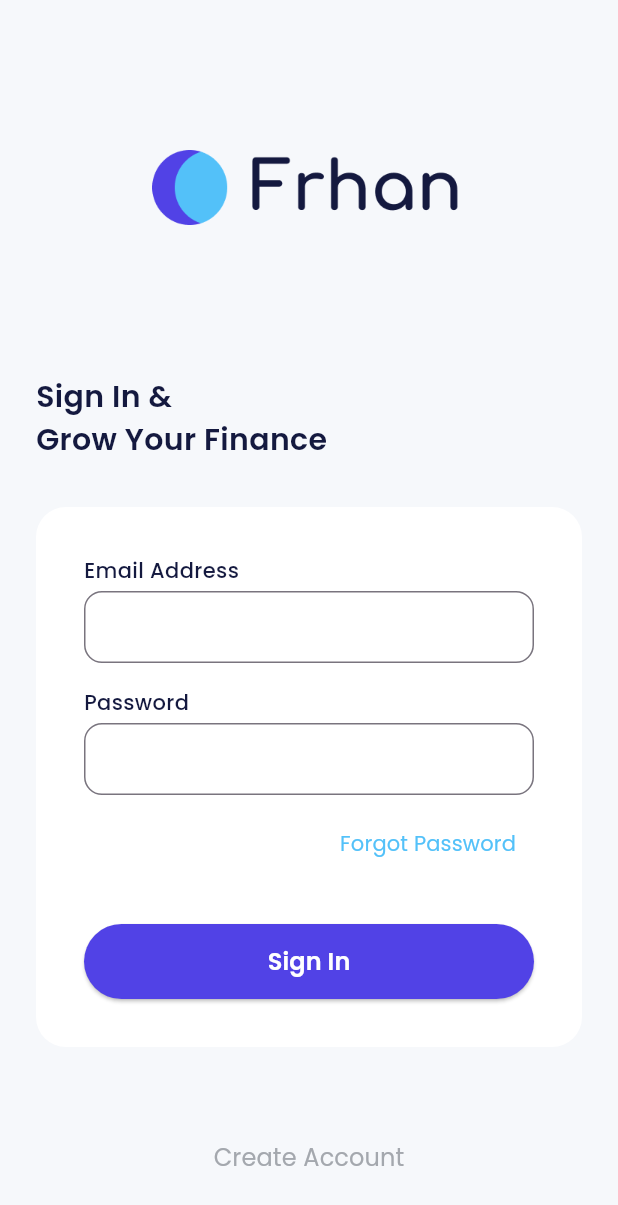
After one commit to ariqfrhan/bwa_bank_frhan, a Flutter app: the SigninScreen screen opened directly, on a phone screen of 412 x 824 dp. The commit adds this screen. Shown: the top 1205 px of the screen. Run offline on Flutter 3.47's test engine with Material 3 defaults, Android fonts, the light colour scheme and no system bars; our stand-ins replace carousel_slider, google_fonts.

Commit message:
`feat` : (slicing) login page

```diff
--- a/lib/shared/theme.dart
+++ b/lib/shared/theme.dart
@@ -8,7 +8,7 @@ Color purpleColor = const Color(0xff5142E6);
 Color pinkColor = const Color(0xffFF2566);
 Color blueColor = const Color(0xff53C1F9);
 Color greenColor = const Color(0xff22B07D);
-Color lightBg = const Color(0xffE5E5E5);
+Color lightBg = const Color(0xffF6F8FB);
 Color darkBg = const Color(0xff020518);
 
 TextStyle blackText = GoogleFonts.poppins(
@@ -31,6 +31,10 @@ TextStyle greenText = GoogleFonts.poppins(
   color: greenColor
 );
 
+TextStyle purpleText = GoogleFonts.poppins(
+  color: purpleColor
+);
+
 FontWeight light = FontWeight.w300;
 FontWeight regular = FontWeight.w400;
 FontWeight medium = FontWeight.w500;
--- a/lib/views/pages/onboarding_screen.dart
+++ b/lib/views/pages/onboarding_screen.dart
@@ -1,4 +1,5 @@
 import 'package:bwa_bank_frhan/shared/theme.dart';
+import 'package:bwa_bank_frhan/views/pages/signin_screen.dart';
 import 'package:carousel_slider/carousel_slider.dart';
 import 'package:flutter/material.dart';
 
@@ -104,7 +105,9 @@ class _OnboardingScreenState extends State<OnboardingScreen> {
                                 ),
                               ),
                             ),
-                            TextButton(onPressed: (){},
+                            TextButton(onPressed: (){
+                              Navigator.push(context, MaterialPageRoute(builder: (context) => const SigninScreen(),));
+                            },
                             child: Text("Sign In", style: greyText.copyWith(
                               fontSize: 16,
                               fontWeight: semibold
--- /dev/null
+++ b/lib/views/pages/signin_screen.dart
@@ -0,0 +1,121 @@
+import 'package:bwa_bank_frhan/shared/theme.dart';
+import 'package:flutter/material.dart';
+
+class SigninScreen extends StatelessWidget {
+  const SigninScreen({super.key});
+
+  @override
+  Widget build(BuildContext context) {
+    return Scaffold(
+      backgroundColor: lightBg,
+      body: ListView(
+        padding: const EdgeInsets.symmetric(horizontal: 24),
+        children: [
+          Container(
+            width: 155,
+            height: 50,
+            margin: const EdgeInsets.symmetric(vertical: 100),
+            decoration: const BoxDecoration(
+                image: DecorationImage(
+                    image: AssetImage('assets/logo_light.png'))),
+          ),
+          Text(
+            "Sign In &\nGrow Your Finance",
+            style: blackText.copyWith(fontSize: 20, fontWeight: semibold),
+          ),
+          const SizedBox(
+            height: 30,
+          ),
+          Container(
+            padding: const EdgeInsets.all(32),
+            decoration: BoxDecoration(
+                borderRadius: BorderRadius.circular(20), color: whiteColor),
+            child: Column(
+              children: [
+                Column(
+                  crossAxisAlignment: CrossAxisAlignment.start,
+                  children: [
+                    Text(
+                      'Email Address',
+                      style: blackText.copyWith(fontWeight: medium),
+                    ),
+                    const SizedBox(
+                      height: 4,
+                    ),
+                    TextField(
+                      decoration: InputDecoration(
+                          focusColor: blueColor,
+                          border: OutlineInputBorder(
+                              borderRadius: BorderRadius.circular(12)),
+                          contentPadding: const EdgeInsets.all(12)),
+                    ),
+                  ],
+                ),
+                const SizedBox(
+                  height: 16,
+                ),
+                Column(
+                  crossAxisAlignment: CrossAxisAlignment.start,
+                  children: [
+                    Text(
+                      'Password',
+                      style: blackText.copyWith(fontWeight: medium),
+                    ),
+                    const SizedBox(
+                      height: 4,
+                    ),
+                    TextField(
+                      obscureText: true,
+                      decoration: InputDecoration(
+                          focusColor: blueColor,
+                          border: OutlineInputBorder(
+                              borderRadius: BorderRadius.circular(12)),
+                          contentPadding: const EdgeInsets.all(12)),
+                    ),
+                  ],
+                ),
+                const SizedBox(
+                  height: 8,
+                ),
+                Align(
+                    alignment: Alignment.centerRight,
+                    child: TextButton(
+                        onPressed: () {},
+                        child: Text(
+                          'Forgot Password',
+                          style: blueText.copyWith(fontWeight: regular),
+                        ))),
+                const SizedBox(
+                  height: 30,
+                ),
+                SizedBox(
+                  height: 50,
+                  width: double.infinity,
+                  child: ElevatedButton(
+                      onPressed: () {},
+                      style: ElevatedButton.styleFrom(
+                          backgroundColor: purpleColor,
+                          foregroundColor: whiteColor),
+                      child: Text(
+                        'Sign In',
+                        style: whiteText.copyWith(
+                            fontWeight: semibold, fontSize: 16),
+                      )),
+                )
+              ],
+            ),
+          ),
+          const SizedBox(
+            height: 50,
+          ),
+          TextButton(
+              onPressed: () {},
+              child: Text(
+                "Create Account",
+                style: greyText.copyWith(fontWeight: regular, fontSize: 16),
+              ))
+        ],
+      ),
+    );
+  }
+}
```
